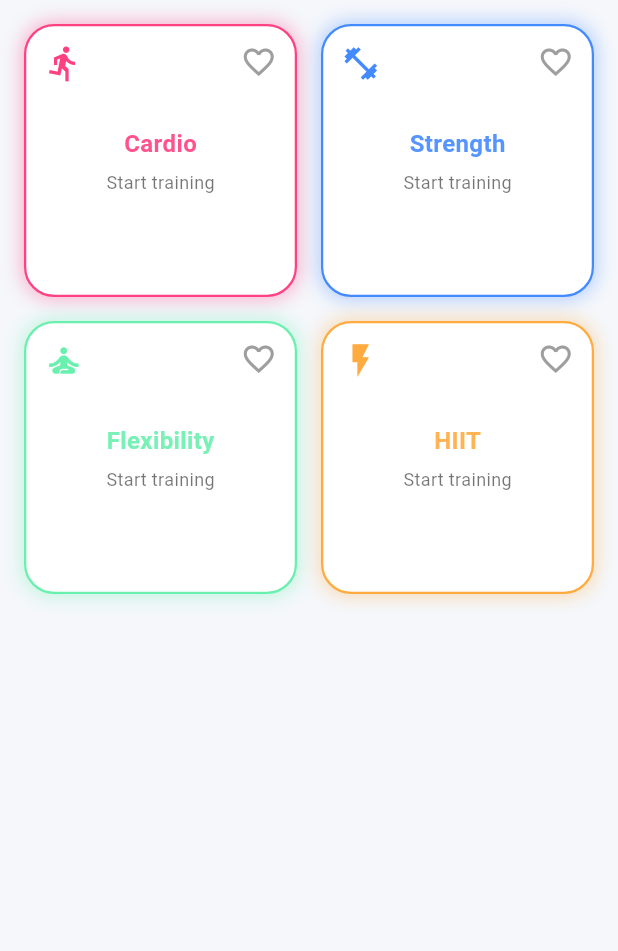
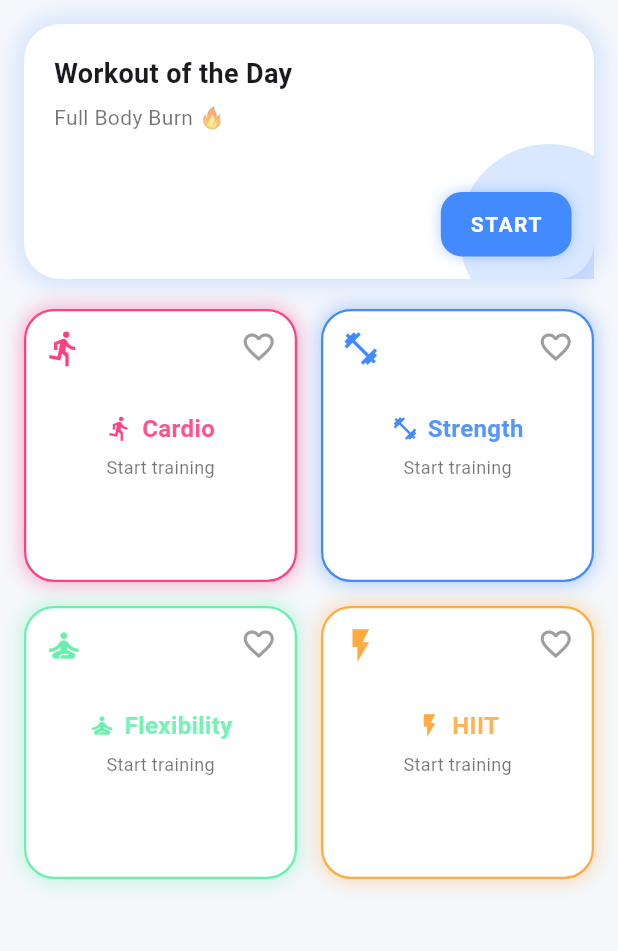
Before and after one commit to tjgaba/fitnessapp, a Flutter app: the screen it shows after launch, on a phone screen of 412 x 824 dp, the part 84-1035 px from its top. Run offline on Flutter 3.47's test engine with Material 3 defaults, Android fonts, the phone set to English and light mode, and no system bars.

Commit message:
Banner for the workout and button at the right corner complete

```diff
--- a/lib/tabs/homescreen.dart
+++ b/lib/tabs/homescreen.dart
@@ -1,5 +1,6 @@
 import 'package:flutter/material.dart';
 import '../widgets/tiles.dart';
+import '../widgets/banner.dart';
 
 class HomeScreen extends StatelessWidget {
   const HomeScreen({super.key});
@@ -29,7 +30,11 @@ class HomeScreen extends StatelessWidget {
 
       body: Padding(
         padding: const EdgeInsets.all(16),
-        child: GridView.builder(
+        child: Column(
+          children: [
+            const FeaturedBanner(),
+            Expanded(
+              child: GridView.builder(
           itemCount: categories.length,
 
           gridDelegate: SliverGridDelegateWithFixedCrossAxisCount(
@@ -48,6 +53,9 @@ class HomeScreen extends StatelessWidget {
             );
           },
         ),
+            ),
+          ],
+        ),
       ),
     );
   }
--- a/lib/widgets/banner.dart
+++ b/lib/widgets/banner.dart
@@ -1,46 +1,62 @@
 import 'package:flutter/material.dart';
 
-class FeaturedBanner extends StatelessWidget {
+class FeaturedBanner extends StatefulWidget {
   const FeaturedBanner({super.key});
 
   @override
+  State<FeaturedBanner> createState() => _FeaturedBannerState();
+}
+
+class _FeaturedBannerState extends State<FeaturedBanner> {
+  bool isPressed = false;
+
+  void handlePress() {
+    setState(() => isPressed = true);
+
+    Future.delayed(const Duration(milliseconds: 150), () {
+      setState(() => isPressed = false);
+    });
+  }
+
+  @override
   Widget build(BuildContext context) {
-    return Container(
-      height: 160,
+    return AnimatedContainer(
+      duration: const Duration(milliseconds: 200),
+
+      height: 170,
       margin: const EdgeInsets.only(bottom: 20),
 
       decoration: BoxDecoration(
         borderRadius: BorderRadius.circular(24),
         color: Colors.white,
+
+        // 🔥 Glow effect
         boxShadow: [
           BoxShadow(
-            color: Colors.blueAccent.withOpacity(0.25),
-            blurRadius: 15,
-            spreadRadius: 2,
+            color: Colors.blueAccent.withOpacity(isPressed ? 0.5 : 0.25),
+            blurRadius: isPressed ? 25 : 15,
+            spreadRadius: isPressed ? 4 : 2,
           ),
         ],
       ),
 
       child: Stack(
         children: [
-          // BACKGROUND LAYER
-          Positioned.fill(
+          // 🔥 BACKGROUND ACCENT
+          Positioned(
+            bottom: -30,
+            right: -30,
             child: Container(
+              height: 120,
+              width: 120,
               decoration: BoxDecoration(
-                borderRadius: BorderRadius.circular(24),
-                gradient: LinearGradient(
-                  colors: [
-                    Colors.blueAccent.withOpacity(0.2),
-                    Colors.purpleAccent.withOpacity(0.15),
-                  ],
-                  begin: Alignment.topLeft,
-                  end: Alignment.bottomRight,
-                ),
+                color: Colors.blueAccent.withOpacity(0.2),
+                shape: BoxShape.circle,
               ),
             ),
           ),
 
-          // TEXT
+          // 🔹 TEXT CONTENT
           const Positioned(
             top: 20,
             left: 20,
@@ -56,7 +72,7 @@ class FeaturedBanner extends StatelessWidget {
                 ),
                 SizedBox(height: 6),
                 Text(
-                  "Full Body Blast 🔥",
+                  "Full Body Burn 🔥",
                   style: TextStyle(
                     fontSize: 14,
                     color: Colors.black54,
@@ -66,19 +82,50 @@ class FeaturedBanner extends StatelessWidget {
             ),
           ),
 
-          // BUTTON (bottom right)
+          // ✅ FIXED BUTTON (VISIBLE + INTERACTIVE)
           Positioned(
             bottom: 15,
             right: 15,
-            child: ElevatedButton(
-              style: ElevatedButton.styleFrom(
-                backgroundColor: Colors.blueAccent,
-                shape: RoundedRectangleBorder(
-                  borderRadius: BorderRadius.circular(12),
+            child: Material(
+              color: Colors.transparent,
+              child: InkWell(
+                borderRadius: BorderRadius.circular(14),
+                onTap: handlePress,
+                child: AnimatedContainer(
+                  duration: const Duration(milliseconds: 150),
+                  padding: const EdgeInsets.symmetric(
+                    horizontal: 18,
+                    vertical: 10,
+                  ),
+                  decoration: BoxDecoration(
+                    color: Colors.blueAccent,
+                    borderRadius: BorderRadius.circular(14),
+
+                    // 🔥 glow + visibility boost
+                    border: Border.all(
+                      color: Colors.blueAccent,
+                      width: 1.5,
+                    ),
+
+                    boxShadow: [
+                      BoxShadow(
+                        color: Colors.blueAccent.withOpacity(
+                          isPressed ? 0.8 : 0.4,
+                        ),
+                        blurRadius: isPressed ? 15 : 8,
+                      ),
+                    ],
+                  ),
+                  child: const Text(
+                    "START",
+                    style: TextStyle(
+                      color: Colors.white,
+                      fontWeight: FontWeight.bold,
+                      letterSpacing: 1,
+                    ),
+                  ),
                 ),
               ),
-              onPressed: () {},
-              child: const Text("Start"),
             ),
           ),
         ],
--- a/lib/widgets/tiles.dart
+++ b/lib/widgets/tiles.dart
@@ -78,6 +78,12 @@ class _CategoryTileState extends State<CategoryTile> {
               child: Column(
                 mainAxisAlignment: MainAxisAlignment.center,
                 children: [
+                  // Row: small accent icon + title
+                  Row(
+                    mainAxisAlignment: MainAxisAlignment.center,
+                    children: [
+                      Icon(widget.icon, color: widget.color, size: 18),
+                      const SizedBox(width: 6),
                       Text(
                         widget.title,
                         style: TextStyle(
@@ -85,6 +91,8 @@ class _CategoryTileState extends State<CategoryTile> {
                           fontWeight: FontWeight.bold,
                           color: widget.color.withOpacity(0.9),
                         ),
+                      ),
+                    ],
                   ),
                   const SizedBox(height: 6),
                   Text(
```
Lines whose indentation alone changed are shown as unchanged.
